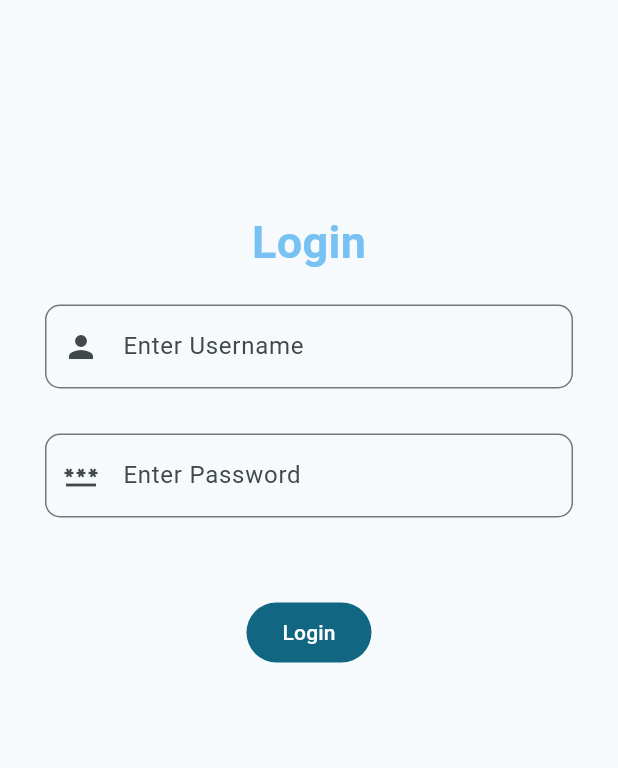
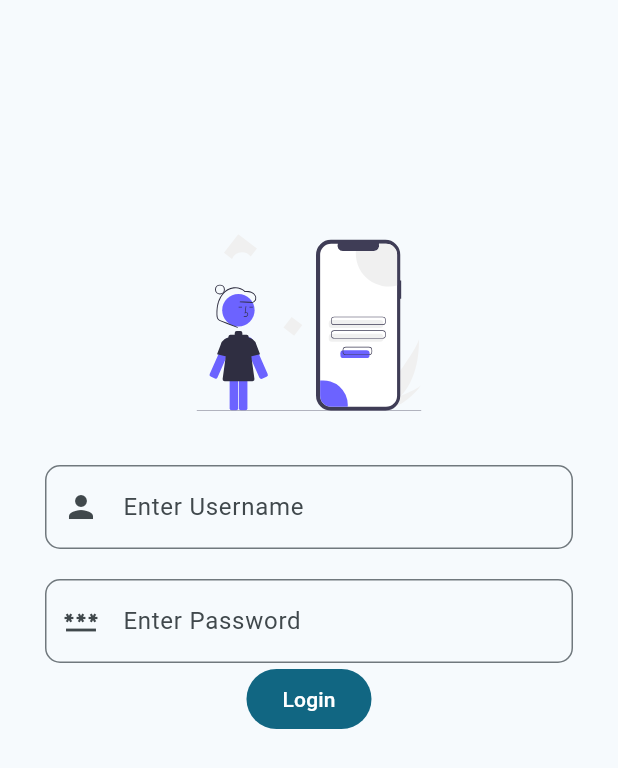
Before and after one commit to themohitkhandal/flutter_app, a Flutter app: the screen it shows after launch, on a phone screen of 412 x 824 dp. Shown: the top 768 px of the screen. Run offline on Flutter 3.47's test engine with Material 2 defaults, Android fonts, the phone set to English and light mode, and no system bars; our stand-ins replace flutter_svg.

```diff
--- a/lib/pages/login_page.dart
+++ b/lib/pages/login_page.dart
@@ -1,7 +1,6 @@
 import 'package:flutter/material.dart';
-import 'package:flutter/services.dart';
-import 'package:flutter_app/pages/home_page.dart';
 import 'package:flutter_app/widget_tree.dart';
+import 'package:flutter_svg/flutter_svg.dart';
 
 class LoginPage extends StatefulWidget {
   const LoginPage({super.key});
@@ -36,22 +35,19 @@ class _LoginPageState extends State<LoginPage> {
         child: Column(
           // mainAxisAlignment: MainAxisAlignment.spaceAround,
           children: [
-            const Flexible(
-              flex: 1,
-              child:  Padding(
-                padding: EdgeInsets.symmetric(vertical: 20.0),
-                child: Text(
-                  'Login',
-                  style: TextStyle(
-                      fontSize: 30,
-                      fontWeight: FontWeight.bold,
-                      color: Color(0xFF78C1F3)),
+            Padding(
+              padding: const EdgeInsets.symmetric(vertical: 20.0),
+              child: Column(
+                children: [
+                  SvgPicture.asset(
+                    'images/login.svg',
+                    width: 150,
+                    height: 150,
+                  ),
+                ],
               ),
             ),
-            ),
-            Flexible(
-              flex: 2,
-              child: Column(
+            Column(
               children: [
                 TextField(
                   controller: _userName,
@@ -67,12 +63,12 @@ class _LoginPageState extends State<LoginPage> {
                     ),
                     focusedBorder: OutlineInputBorder(
                       borderSide:
-                            BorderSide(width: 3, color: Color(0xFF78C1F3)),
+                          BorderSide(width: 2, color: Color(0xFF465B6A)),
                       borderRadius: BorderRadius.all(Radius.circular(10)),
                     ),
                   ),
                 ),
-                  const SizedBox(height: 30.0),
+                const SizedBox(height: 20.0),
                 TextField(
                   controller: _password,
                   obscureText: true,
@@ -88,17 +84,14 @@ class _LoginPageState extends State<LoginPage> {
                     ),
                     focusedBorder: OutlineInputBorder(
                       borderSide:
-                            BorderSide(width: 3, color: Color(0xFF78C1F3)),
+                          BorderSide(width: 2, color: Color(0xFF465B6A), ),
                       borderRadius: BorderRadius.all(Radius.circular(10)),
                     ),
                   ),
                 ),
               ],
             ),
-            ),
-            Flexible(
-              flex: 3,
-              child: FilledButton(
+            FilledButton(
                 onPressed: () {
                   final userName = _userName.text;
                   final passWord = _password.text;
@@ -109,11 +102,9 @@ class _LoginPageState extends State<LoginPage> {
                       },
                     ));
                   }
-                    print(userName + passWord);
                 },
 
-                  child: const Text('Login')),
-            )
+                child: const Text('Login'))
           ],
         ),
       ),
--- /dev/null
+++ b/lib/pages/regestration_page.dart
@@ -0,0 +1,15 @@
+import 'package:flutter/material.dart';
+
+class RegisterUser extends StatefulWidget {
+  const RegisterUser({super.key});
+
+  @override
+  State<RegisterUser> createState() => _RegisterUserState();
+}
+
+class _RegisterUserState extends State<RegisterUser> {
+  @override
+  Widget build(BuildContext context) {
+    return Container();
+  }
+}
--- a/pubspec.yaml
+++ b/pubspec.yaml
@@ -35,6 +35,7 @@ dependencies:
   # The following adds the Cupertino Icons font to your application.
   # Use with the CupertinoIcons class for iOS style icons.
   cupertino_icons: ^1.0.2
+  flutter_svg: ^2.0.7
 
 dev_dependencies:
   flutter_test:
```
Also changed, not shown: images/login.svg (added), pubspec.lock. Lines whose indentation alone changed are shown as unchanged.
